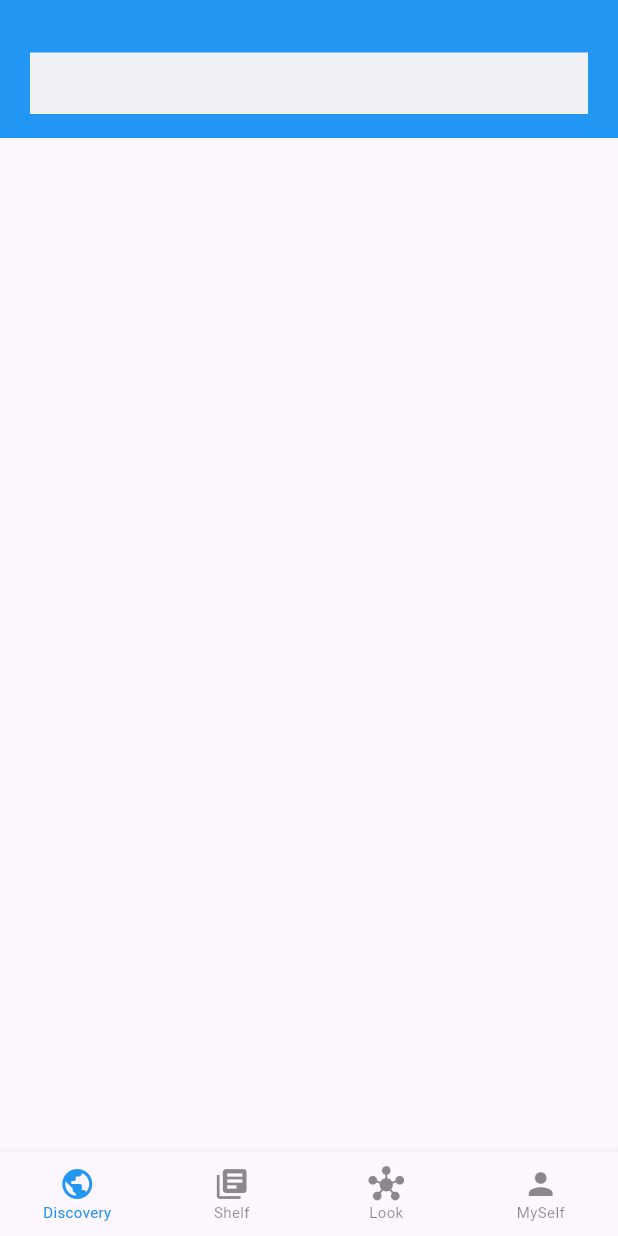
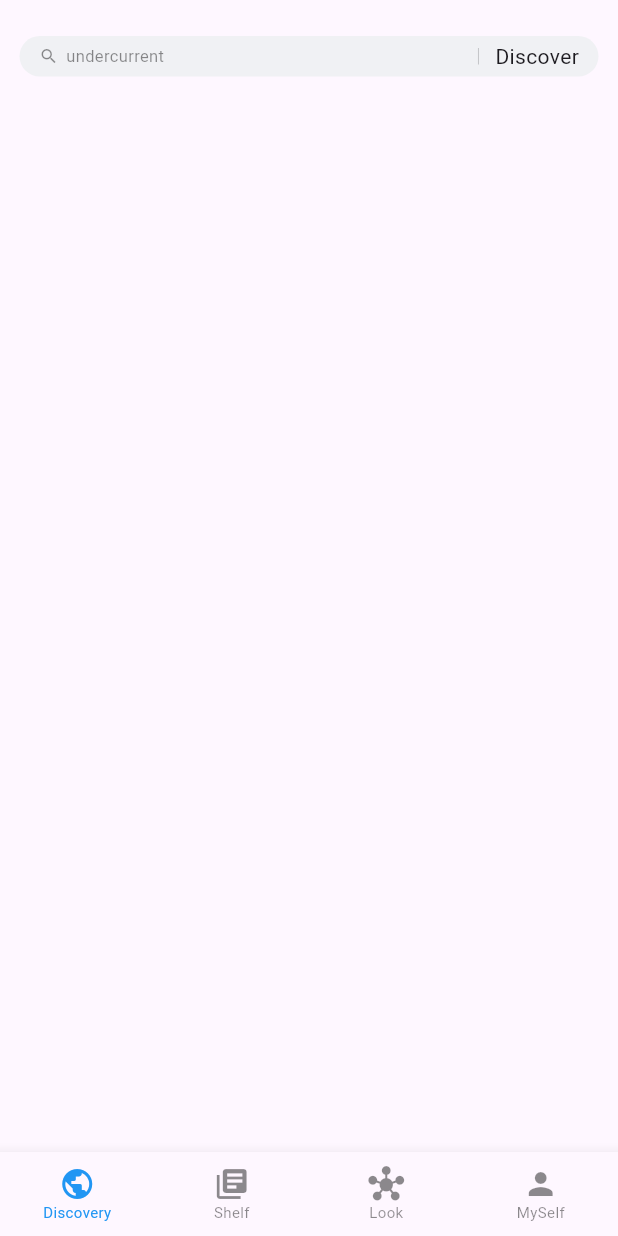
Before and after one commit to Latrevion/wx_reader_book, a Flutter app: the screen it shows after launch, on a phone screen of 412 x 824 dp. Run offline on Flutter 3.47's test engine with Material 3 defaults, Android fonts, the phone set to English and light mode, and no system bars.

Commit message:
finish the search_bar.dart

```diff
--- a/lib/pages/discover_page.dart
+++ b/lib/pages/discover_page.dart
@@ -8,7 +8,7 @@ class DiscoverPage extends StatelessWidget{
   Widget build(BuildContext context) {
     return Column(
       children: [
-        CustomSearchBar()
+        CustomSearchBar(rightButton:Text('Discover'))
       ],
     );
   }
--- a/lib/widgets/search_bar.dart
+++ b/lib/widgets/search_bar.dart
@@ -1,18 +1,35 @@
 import 'package:flutter/material.dart';
 
 class CustomSearchBar extends StatelessWidget{
-  const CustomSearchBar({super.key});
+  final Widget rightButton;
+
+  const CustomSearchBar({super.key,required this.rightButton});
 
   @override
   Widget build(BuildContext context) {
    return Container(
      width: double.infinity,
-     height: 92,
-     color: Colors.blue,
-     padding: const EdgeInsets.only(left: 20,right: 20,top: 35,bottom: 16),
+     height: 61,
+     padding: const EdgeInsets.only(left: 13,right: 13,top: 24,bottom: 10),
      child: Container(
-       height: 39,
-       color: const Color(0xfff0f1f4),
+       height: 26,
+       decoration: BoxDecoration(
+         borderRadius: BorderRadius.circular(20),
+         color: const Color(0xfff0f1f4),
+       ),
+       child: Row(
+         children: [
+           const SizedBox(width: 13,),
+           const Icon(Icons.search,size: 13,color: Colors.black45,),
+           const SizedBox(width: 5),
+           const Text('undercurrent',style: TextStyle(fontSize: 11,color:Colors.black45,)),
+           const Expanded(child: SizedBox(height: 1,)),
+           Container(width: 0.5,height: 11,color: const Color(0xffb5b5b8),),
+           const SizedBox(width: 11,),
+           rightButton,
+           const SizedBox(width: 13,)
+         ],
+       ),
      ),
    );
   }
```
